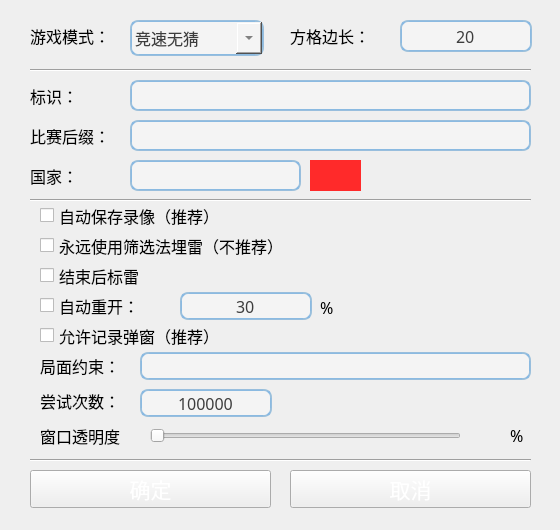
This is uiFiles/ui_gs.ui in eee555/Solvable-Minesweeper as Qt 5 draws it before an edit. The edited form follows.
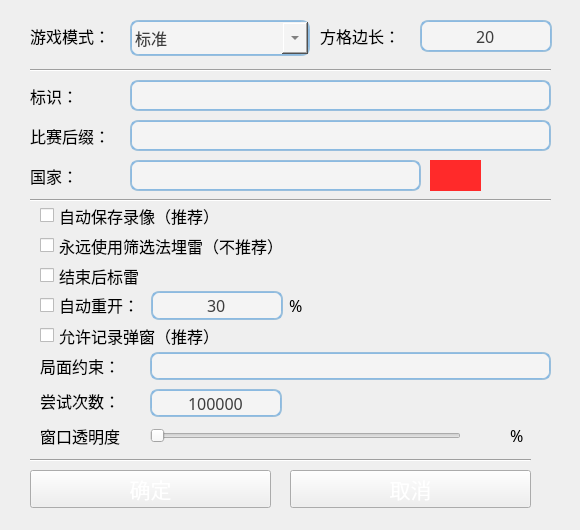
This is the edited form. Icons and pictures are not drawn.

```diff
--- a/uiFiles/ui_gs.ui
+++ b/uiFiles/ui_gs.ui
@@ -9,19 +9,19 @@
    <rect>
     <x>0</x>
     <y>0</y>
-    <width>560</width>
+    <width>580</width>
     <height>530</height>
    </rect>
   </property>
   <property name="minimumSize">
    <size>
-    <width>560</width>
+    <width>580</width>
     <height>530</height>
    </size>
   </property>
   <property name="maximumSize">
    <size>
-    <width>560</width>
+    <width>580</width>
     <height>530</height>
    </size>
   </property>
@@ -227,7 +227,7 @@
     <rect>
      <x>40</x>
      <y>260</y>
-     <width>151</width>
+     <width>511</width>
      <height>31</height>
     </rect>
    </property>
@@ -252,7 +252,7 @@
     <rect>
      <x>30</x>
      <y>80</y>
-     <width>61</width>
+     <width>101</width>
      <height>32</height>
     </rect>
    </property>
@@ -277,7 +277,7 @@
     <rect>
      <x>30</x>
      <y>120</y>
-     <width>91</width>
+     <width>101</width>
      <height>32</height>
     </rect>
    </property>
@@ -302,7 +302,7 @@
     <rect>
      <x>40</x>
      <y>230</y>
-     <width>311</width>
+     <width>511</width>
      <height>31</height>
     </rect>
    </property>
@@ -327,7 +327,7 @@
     <rect>
      <x>30</x>
      <y>60</y>
-     <width>501</width>
+     <width>521</width>
      <height>20</height>
     </rect>
    </property>
@@ -335,37 +335,12 @@
     <enum>Qt::Horizontal</enum>
    </property>
   </widget>
-  <widget class="QLabel" name="label_auto_replay_percent">
-   <property name="geometry">
-    <rect>
-     <x>320</x>
-     <y>292</y>
-     <width>21</width>
-     <height>31</height>
-    </rect>
-   </property>
-   <property name="font">
-    <font>
-     <family>微软雅黑</family>
-     <pointsize>12</pointsize>
-    </font>
-   </property>
-   <property name="text">
-    <string>%</string>
-   </property>
-   <property name="scaledContents">
-    <bool>false</bool>
-   </property>
-   <property name="wordWrap">
-    <bool>false</bool>
-   </property>
-  </widget>
   <widget class="QCheckBox" name="checkBox_autosave_video">
    <property name="geometry">
     <rect>
      <x>40</x>
      <y>200</y>
-     <width>311</width>
+     <width>511</width>
      <height>31</height>
     </rect>
    </property>
@@ -390,7 +365,7 @@
     <rect>
      <x>30</x>
      <y>160</y>
-     <width>61</width>
+     <width>101</width>
      <height>32</height>
     </rect>
    </property>
@@ -413,7 +388,7 @@
   <widget class="QLabel" name="label_national_flag">
    <property name="geometry">
     <rect>
-     <x>310</x>
+     <x>430</x>
      <y>160</y>
      <width>51</width>
      <height>31</height>
@@ -456,7 +431,7 @@
     <rect>
      <x>130</x>
      <y>120</y>
-     <width>401</width>
+     <width>421</width>
      <height>31</height>
     </rect>
    </property>
@@ -492,7 +467,7 @@
     <rect>
      <x>130</x>
      <y>80</y>
-     <width>401</width>
+     <width>421</width>
      <height>31</height>
     </rect>
    </property>
@@ -528,7 +503,7 @@
     <rect>
      <x>130</x>
      <y>160</y>
-     <width>171</width>
+     <width>291</width>
      <height>31</height>
     </rect>
    </property>
@@ -562,7 +537,7 @@
   <widget class="QSpinBox" name="spinBox_pixsize">
    <property name="geometry">
     <rect>
-     <x>400</x>
+     <x>420</x>
      <y>20</y>
      <width>132</width>
      <height>32</height>
@@ -634,7 +609,7 @@
   <widget class="QLabel" name="label_pixsize">
    <property name="geometry">
     <rect>
-     <x>290</x>
+     <x>320</x>
      <y>20</y>
      <width>100</width>
      <height>32</height>
@@ -668,72 +643,12 @@
     <bool>false</bool>
    </property>
   </widget>
-  <widget class="QSpinBox" name="spinBox_auto_replay">
-   <property name="geometry">
-    <rect>
-     <x>180</x>
-     <y>292</y>
-     <width>132</width>
-     <height>28</height>
-    </rect>
-   </property>
-   <property name="sizePolicy">
-    <sizepolicy hsizetype="Minimum" vsizetype="Fixed">
-     <horstretch>0</horstretch>
-     <verstretch>0</verstretch>
-    </sizepolicy>
-   </property>
-   <property name="font">
-    <font>
-     <family>微软雅黑</family>
-     <pointsize>12</pointsize>
-    </font>
-   </property>
-   <property name="focusPolicy">
-    <enum>Qt::ClickFocus</enum>
-   </property>
-   <property name="styleSheet">
-    <string notr="true">border-width: 2px;
-border-radius: 8px;
-border-style: solid;
-border-top-color: qlineargradient(spread:pad, x1:0.5, y1:1, x2:0.5, y2:0, stop:0 #85b7e3, stop:1 #9ec1db);
-border-right-color: qlineargradient(spread:pad, x1:0, y1:0, x2:1, y2:0, stop:0 #85b7e3, stop:1 #9ec1db);
-border-bottom-color: qlineargradient(spread:pad, x1:0.5, y1:0, x2:0.5, y2:1, stop:0 #85b7e3, stop:1 #9ec1db);
-border-left-color: qlineargradient(spread:pad, x1:1, y1:0, x2:0, y2:0, stop:0 #85b7e3, stop:1 #9ec1db);
-background-color: #f4f4f4;
-color: #3d3d3d;</string>
-   </property>
-   <property name="frame">
-    <bool>true</bool>
-   </property>
-   <property name="alignment">
-    <set>Qt::AlignCenter</set>
-   </property>
-   <property name="buttonSymbols">
-    <enum>QAbstractSpinBox::NoButtons</enum>
-   </property>
-   <property name="keyboardTracking">
-    <bool>true</bool>
-   </property>
-   <property name="showGroupSeparator" stdset="0">
-    <bool>false</bool>
-   </property>
-   <property name="minimum">
-    <number>0</number>
-   </property>
-   <property name="maximum">
-    <number>100</number>
-   </property>
-   <property name="value">
-    <number>30</number>
-   </property>
-  </widget>
   <widget class="QComboBox" name="comboBox_gamemode">
    <property name="geometry">
     <rect>
      <x>130</x>
      <y>20</y>
-     <width>134</width>
+     <width>180</width>
      <height>36</height>
     </rect>
    </property>
@@ -762,10 +677,10 @@
 </string>
    </property>
    <property name="currentIndex">
-    <number>4</number>
+    <number>0</number>
    </property>
    <property name="sizeAdjustPolicy">
-    <enum>QComboBox::AdjustToContents</enum>
+    <enum>QComboBox::AdjustToMinimumContentsLength</enum>
    </property>
    <item>
     <property name="text">
@@ -808,37 +723,12 @@
     </property>
    </item>
   </widget>
-  <widget class="QCheckBox" name="checkBox_auto_replay">
-   <property name="geometry">
-    <rect>
-     <x>40</x>
-     <y>290</y>
-     <width>121</width>
-     <height>31</height>
-    </rect>
-   </property>
-   <property name="font">
-    <font>
-     <family>微软雅黑</family>
-     <pointsize>12</pointsize>
-    </font>
-   </property>
-   <property name="toolTip">
-    <string/>
-   </property>
-   <property name="styleSheet">
-    <string notr="true"/>
-   </property>
-   <property name="text">
-    <string>自动重开：</string>
-   </property>
-  </widget>
   <widget class="QCheckBox" name="checkBox_auto_notification">
    <property name="geometry">
     <rect>
      <x>40</x>
      <y>320</y>
-     <width>231</width>
+     <width>511</width>
      <height>31</height>
     </rect>
    </property>
@@ -863,7 +753,7 @@
     <rect>
      <x>30</x>
      <y>190</y>
-     <width>501</width>
+     <width>521</width>
      <height>20</height>
     </rect>
    </property>
@@ -874,7 +764,7 @@
   <widget class="QSpinBox" name="spinBox_attempt_times_limit">
    <property name="geometry">
     <rect>
-     <x>140</x>
+     <x>150</x>
      <y>389</y>
      <width>132</width>
      <height>28</height>
@@ -959,9 +849,9 @@
   <widget class="QLineEdit" name="lineEdit_constraint">
    <property name="geometry">
     <rect>
-     <x>140</x>
+     <x>150</x>
      <y>352</y>
-     <width>391</width>
+     <width>401</width>
      <height>28</height>
     </rect>
    </property>
@@ -1017,6 +907,132 @@
     <bool>false</bool>
    </property>
   </widget>
+  <widget class="QWidget" name="horizontalLayoutWidget">
+   <property name="geometry">
+    <rect>
+     <x>40</x>
+     <y>285</y>
+     <width>511</width>
+     <height>41</height>
+    </rect>
+   </property>
+   <layout class="QHBoxLayout" name="horizontalLayout">
+    <item>
+     <widget class="QCheckBox" name="checkBox_auto_replay">
+      <property name="font">
+       <font>
+        <family>微软雅黑</family>
+        <pointsize>12</pointsize>
+       </font>
+      </property>
+      <property name="toolTip">
+       <string/>
+      </property>
+      <property name="styleSheet">
+       <string notr="true"/>
+      </property>
+      <property name="text">
+       <string>自动重开：</string>
+      </property>
+     </widget>
+    </item>
+    <item>
+     <widget class="QSpinBox" name="spinBox_auto_replay">
+      <property name="sizePolicy">
+       <sizepolicy hsizetype="Minimum" vsizetype="Fixed">
+        <horstretch>0</horstretch>
+        <verstretch>0</verstretch>
+       </sizepolicy>
+      </property>
+      <property name="minimumSize">
+       <size>
+        <width>132</width>
+        <height>0</height>
+       </size>
+      </property>
+      <property name="font">
+       <font>
+        <family>微软雅黑</family>
+        <pointsize>12</pointsize>
+       </font>
+      </property>
+      <property name="focusPolicy">
+       <enum>Qt::ClickFocus</enum>
+      </property>
+      <property name="styleSheet">
+       <string notr="true">border-width: 2px;
+border-radius: 8px;
+border-style: solid;
+border-top-color: qlineargradient(spread:pad, x1:0.5, y1:1, x2:0.5, y2:0, stop:0 #85b7e3, stop:1 #9ec1db);
+border-right-color: qlineargradient(spread:pad, x1:0, y1:0, x2:1, y2:0, stop:0 #85b7e3, stop:1 #9ec1db);
+border-bottom-color: qlineargradient(spread:pad, x1:0.5, y1:0, x2:0.5, y2:1, stop:0 #85b7e3, stop:1 #9ec1db);
+border-left-color: qlineargradient(spread:pad, x1:1, y1:0, x2:0, y2:0, stop:0 #85b7e3, stop:1 #9ec1db);
+background-color: #f4f4f4;
+color: #3d3d3d;</string>
+      </property>
+      <property name="frame">
+       <bool>true</bool>
+      </property>
+      <property name="alignment">
+       <set>Qt::AlignCenter</set>
+      </property>
+      <property name="buttonSymbols">
+       <enum>QAbstractSpinBox::NoButtons</enum>
+      </property>
+      <property name="keyboardTracking">
+       <bool>true</bool>
+      </property>
+      <property name="showGroupSeparator" stdset="0">
+       <bool>false</bool>
+      </property>
+      <property name="minimum">
+       <number>0</number>
+      </property>
+      <property name="maximum">
+       <number>100</number>
+      </property>
+      <property name="value">
+       <number>30</number>
+      </property>
+     </widget>
+    </item>
+    <item>
+     <widget class="QLabel" name="label_auto_replay_percent">
+      <property name="font">
+       <font>
+        <family>微软雅黑</family>
+        <pointsize>12</pointsize>
+       </font>
+      </property>
+      <property name="toolTip">
+       <string notr="true"/>
+      </property>
+      <property name="text">
+       <string>%</string>
+      </property>
+      <property name="scaledContents">
+       <bool>false</bool>
+      </property>
+      <property name="wordWrap">
+       <bool>false</bool>
+      </property>
+     </widget>
+    </item>
+    <item>
+     <spacer name="horizontalSpacer">
+      <property name="orientation">
+       <enum>Qt::Horizontal</enum>
+      </property>
+      <property name="sizeHint" stdset="0">
+       <size>
+        <width>40</width>
+        <height>20</height>
+       </size>
+      </property>
+     </spacer>
+    </item>
+   </layout>
+  </widget>
  </widget>
  <resources/>
  <connections>
```
Left out of the diff: 34 changed lines with no effect on the pictures.
